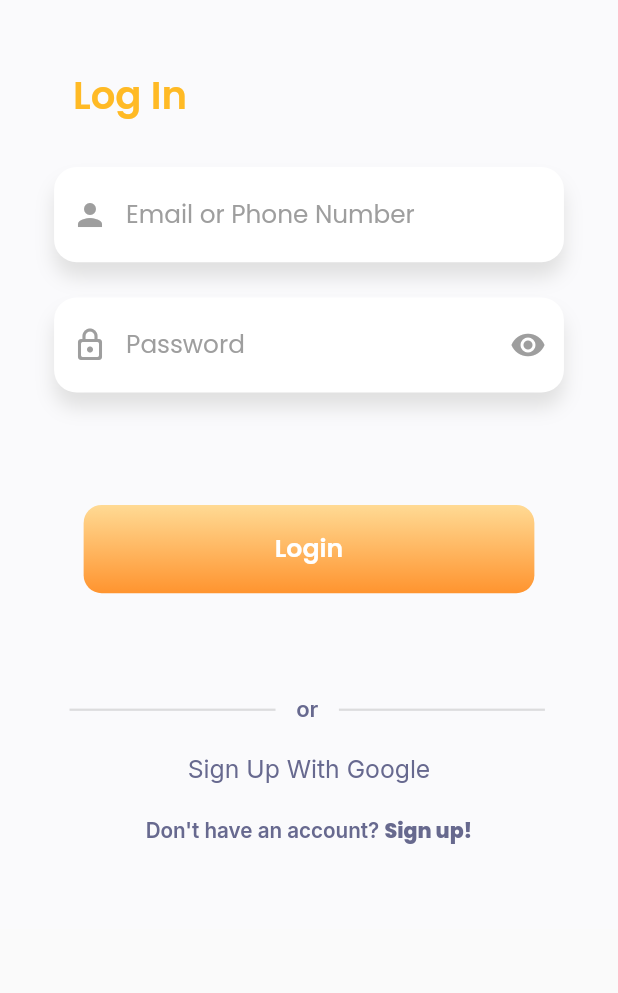
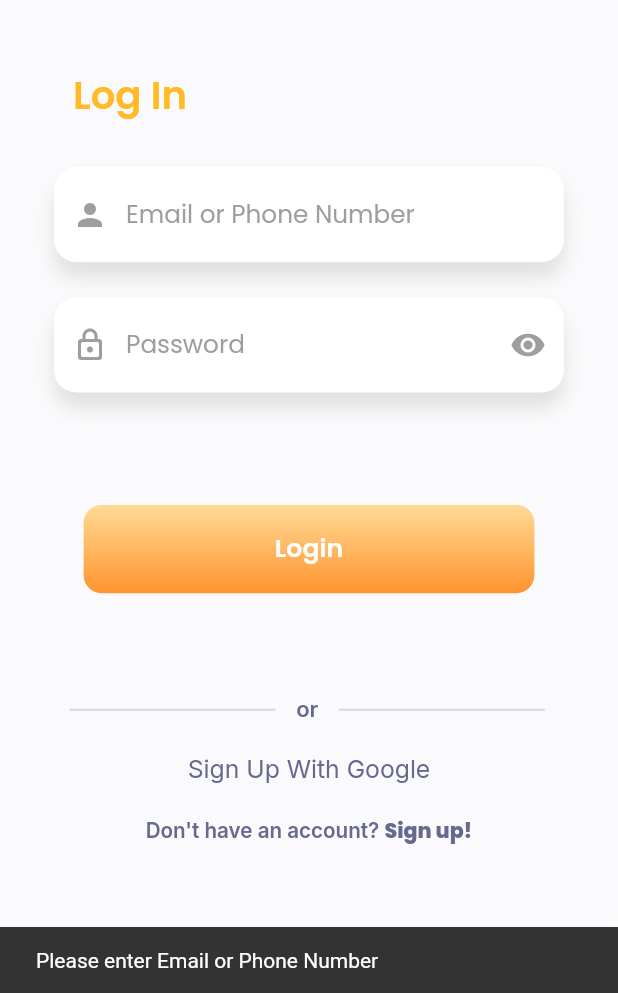
Before and after one commit to opencodeiiita/HandsForHunger, a Flutter app: the LogInPage screen opened directly, after a tap on "Login", on a phone screen of 412 x 824 dp, the part 243-1236 px from its top. Run offline on Flutter 3.47's test engine with Material 2 defaults, Android fonts, the phone set to English and light mode, and no system bars; our stand-ins replace animated_splash_screen, firebase_core, google_fonts; accounts and stored records are empty; Roboto replaces fonts that are missing (Rakkas).

Commit message:
Update logIn.dart

```diff
--- a/lib/logIn.dart
+++ b/lib/logIn.dart
@@ -9,10 +9,13 @@ class LogInPage extends StatefulWidget {
   const LogInPage({super.key});
 
   @override
+
   State<LogInPage> createState() => _LogInPageState();
 }
 
 class _LogInPageState extends State<LogInPage> {
+  String login_email="";
+  String login_password="";
   @override
   Widget build(BuildContext context) {
     double h = (MediaQuery.of(context).size.height),
@@ -60,7 +63,11 @@ class _LogInPageState extends State<LogInPage> {
                 ),
                 child: Center(
                   child: TextFormField(
-                    onChanged: (value) {},
+                    onChanged: (value) {
+                        login_email = value;
+                      }
+
+                    ,
                     decoration: InputDecoration(
                         border: InputBorder.none,
                         hintText: 'Email or Phone Number',
@@ -86,7 +93,9 @@ class _LogInPageState extends State<LogInPage> {
                 ),
                 child: Center(
                   child: TextFormField(
-                    onChanged: (value) {},
+                    onChanged: (value) {
+                      login_password = value;
+                    },
                     decoration: InputDecoration(
                       border: InputBorder.none,
                       hintText: 'Password',
@@ -111,7 +120,11 @@ class _LogInPageState extends State<LogInPage> {
               SizedBox(
                 height: h / 15,
               ),
-              BottomButton(txt: 'Login', path: LogInPage(), h: h, w: w),
+              BottomButton(
+
+                  txt: 'Login', path: LogInPage(), h: h, w: w , text : login_email , password: login_password,
+
+              ),
               SizedBox(
                 height: h / 30,
               ),
@@ -184,7 +197,69 @@ class _LogInPageState extends State<LogInPage> {
       ),
     );
   }
+
 }
+
+
+class BottomButton extends StatelessWidget {
+  BottomButton(
+      {required this.txt,
+        required this.path,
+        required this.h,
+        required this.w,
+        required this.text,
+        required this.password});
+  double h, w;
+  String txt,text,password;
+  Widget path;
+  @override
+  Widget build(BuildContext context) {
+    return GestureDetector(
+      onTap: () {
+        if(text==""){
+          ScaffoldMessenger.of(context).showSnackBar(SnackBar(
+            content: Text("Please enter Email or Phone Number"),
+          ));
+        }
+        else if (password==""){
+          ScaffoldMessenger.of(context).showSnackBar(SnackBar(
+            content: Text("Please enter password"),
+          ));
+        }
+        else
+        Navigator.push(context, MaterialPageRoute(builder: (context) => path));
+      },
+      child: Padding(
+        padding: const EdgeInsets.symmetric(horizontal: 30),
+        child: Container(
+          margin: EdgeInsets.only(top: 20),
+          height: h / 14,
+          width: w / 1.18,
+          child: Center(
+            child: Text(
+              txt,
+              style: GoogleFonts.poppins(
+                  fontSize: w / 24.5,
+                  fontWeight: FontWeight.w600,
+                  color: Colors.white),
+            ),
+          ),
+          decoration: BoxDecoration(
+              gradient: LinearGradient(
+                  colors: [Color(0xffFFDA94), Color(0xffFF942F)],
+                  begin: Alignment.topCenter,
+                  end: Alignment.bottomCenter),
+              borderRadius: BorderRadius.circular(12),
+              color: Color(0xff4BB0FE)),
+        ),
+      ),
+    );
+  }
+}
+
+List<BoxShadow> shadow = [
+  BoxShadow(color: Colors.grey, blurRadius: 10, offset: Offset(0, 10))
+];
 
 List<BoxShadow> Shadow = [
   BoxShadow(color: Colors.grey[300]!, blurRadius: 10, offset: Offset(0, 10))
```
